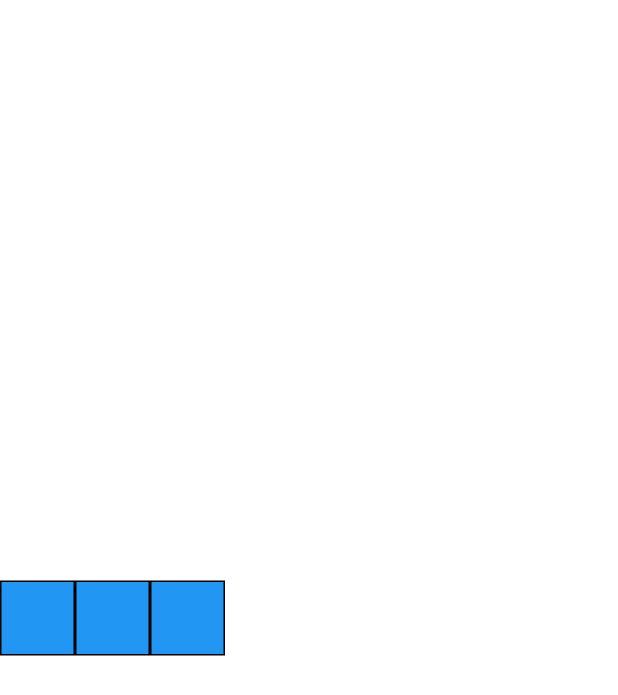
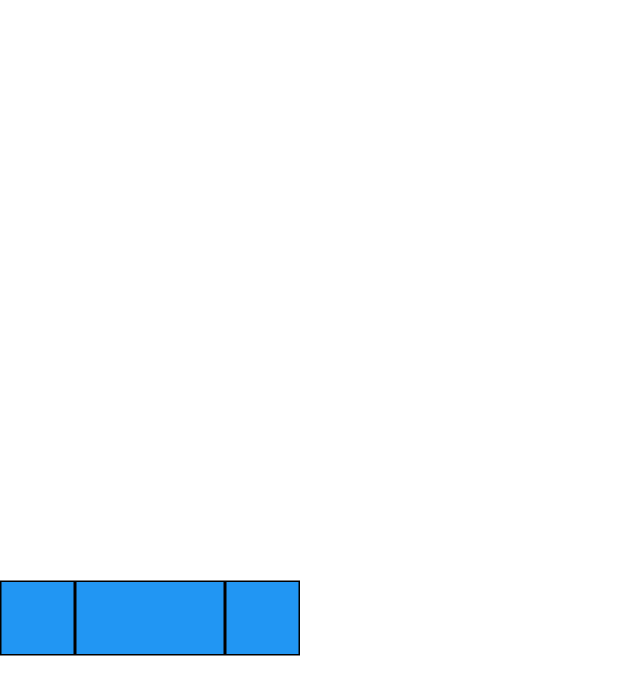
Before and after one commit to euivanw/flutter_codelabs_lab4, a Flutter app: the screen it shows after launch, on a phone screen of 412 x 824 dp. Shown: the top 695 px of the screen. Run offline on Flutter 3.47's test engine with Material 2 defaults, Android fonts, the phone set to English and light mode, and no system bars.

Commit message:
Lab4: Redimensionando um widget

```diff
--- /dev/null
+++ b/lib/exemplo_redimensionando_um_widget.dart
@@ -0,0 +1,32 @@
+import 'package:flutter/material.dart';
+
+class RedimensionandoWidgetExemplo extends StatelessWidget {
+  @override
+  Widget build(BuildContext context) {
+    return Row(
+      mainAxisSize: MainAxisSize.max,
+      children: [
+        BlueBox(),
+        SizedBox(
+          width: 100,
+          child: BlueBox(),
+        ),
+        BlueBox(),
+      ],
+    );
+  }
+}
+
+class BlueBox extends StatelessWidget {
+  @override
+  Widget build(BuildContext context) {
+    return Container(
+      width: 50,
+      height: 50,
+      decoration: BoxDecoration(
+        color: Colors.blue,
+        border: Border.all(),
+      ),
+    );
+  }
+}
--- a/lib/main.dart
+++ b/lib/main.dart
@@ -1,6 +1,6 @@
 import 'package:flutter/material.dart';
 
-import 'exemplo_preenchendo_o_espaco_extra.dart';
+import 'exemplo_redimensionando_um_widget.dart';
 
 void main() => runApp(MeuApp());
 
@@ -13,7 +13,7 @@ class MeuApp extends StatelessWidget {
         primarySwatch: Colors.blue,
         visualDensity: VisualDensity.adaptivePlatformDensity,
       ),
-      home: PreencherEspacoExtraExemplo(),
+      home: RedimensionandoWidgetExemplo(),
     );
   }
 }
```
